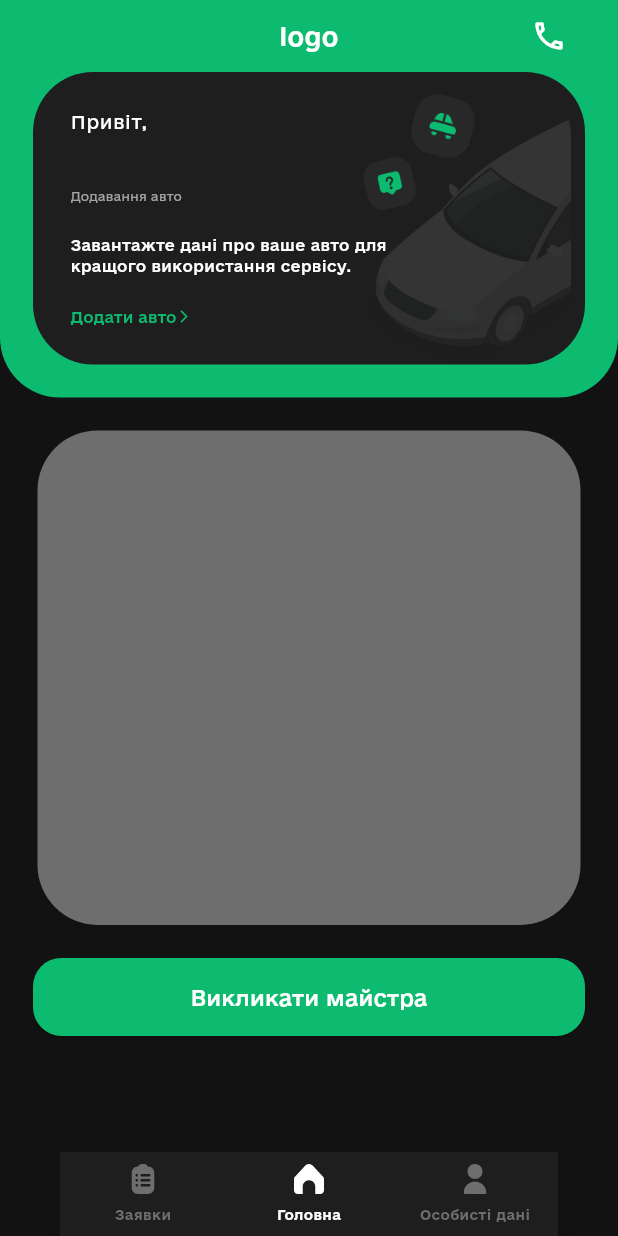
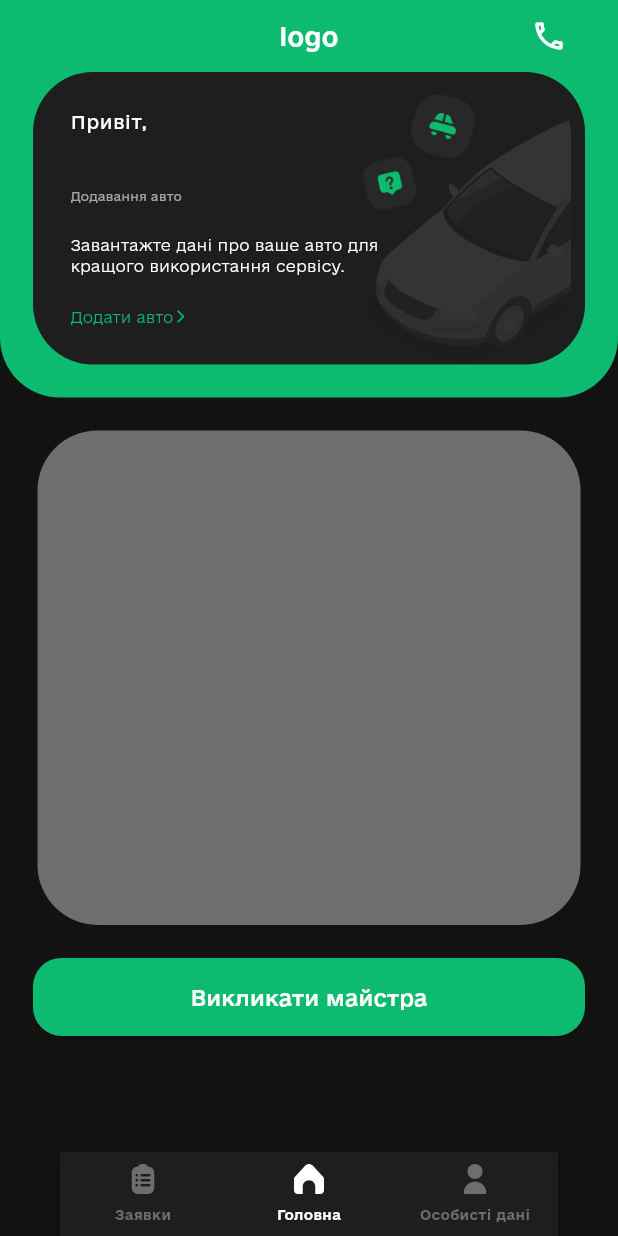
Before and after one commit to Xaiodo/max_open_task, a Flutter app: the HomeScreenView screen opened directly with empty values, on a phone screen of 412 x 824 dp. Run offline on Flutter 3.47's test engine with Material 3 defaults, Android fonts, the phone set to English and light mode, and no system bars; our stand-ins replace connectivity_plus, equatable, flutter_bloc, flutter_svg, geolocator.

Commit message:
Added new colors for container background and text on container, changed fontWeight for card text.

```diff
--- a/lib/src/values/app_colors.dart
+++ b/lib/src/values/app_colors.dart
@@ -6,6 +6,8 @@ abstract class AppColors {
   static const onSecondary = Color(0xff6E6E6E);
   static const textInputBackground = Color(0xff292929);
   static const unselectedItemColor = Color(0xff6E6E6E);
+  static const onContainerBackground = Color(0xff383838);
+  static final onContainer = const Color(0xff000000).withOpacity(0.7);
 
   static const white = Color(0xffffffff);
   static const black = Color(0xff000000);
--- a/lib/src/values/app_theme.dart
+++ b/lib/src/values/app_theme.dart
@@ -67,7 +67,7 @@ extension AppTextTheme on TextTheme {
       );
   TextStyle get homeScreenCardText => const TextStyle(
         color: AppColors.white,
-        fontWeight: FontWeight.w500,
+        fontWeight: FontWeight.w200,
         fontSize: 10,
       );
   TextStyle get homeScreenCardTextGreen => homeScreenCardText.copyWith(
```
